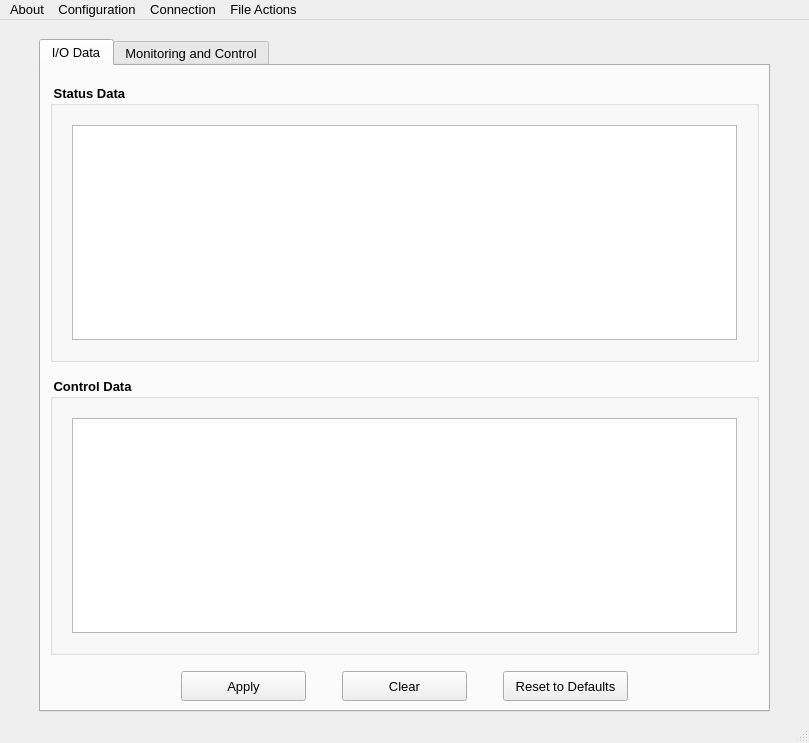
Above: TCP_Client/mainwindow.ui from epw7856/TCP_Client before the change. Below: the same form after it.
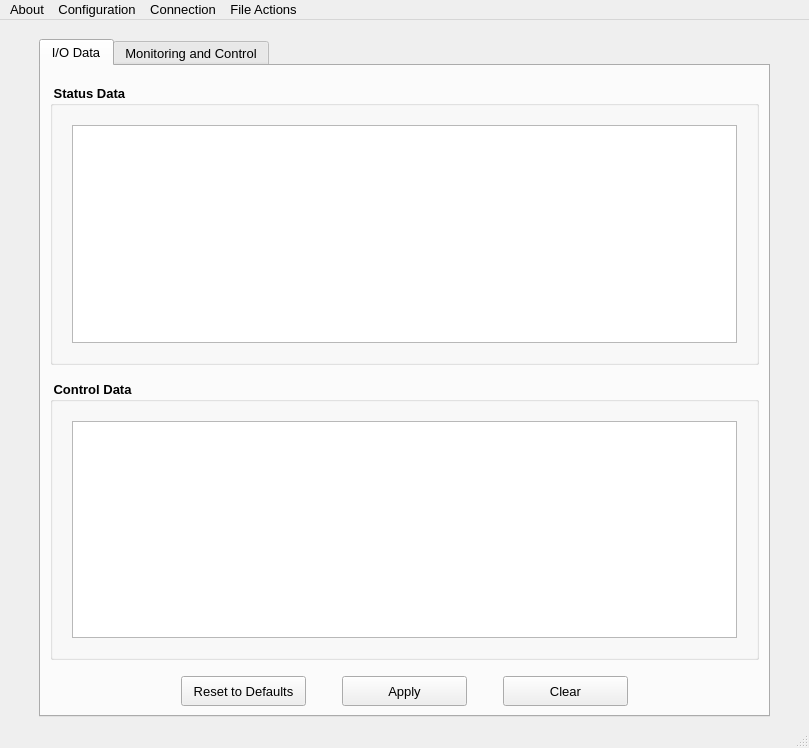
That is the form after the change.

Commit message: Arranged main window buttons and disabled clickable behavior for table headers.

What changed in the file:
```diff
--- a/TCP_Client/mainwindow.ui
+++ b/TCP_Client/mainwindow.ui
@@ -7,7 +7,7 @@
     <x>0</x>
     <y>0</y>
     <width>809</width>
-    <height>743</height>
+    <height>748</height>
    </rect>
   </property>
   <property name="font">
@@ -346,6 +346,41 @@
               </property>
              </spacer>
             </item>
+            <item>
+             <widget class="QPushButton" name="pushButtonReset">
+              <property name="sizePolicy">
+               <sizepolicy hsizetype="Fixed" vsizetype="Fixed">
+                <horstretch>0</horstretch>
+                <verstretch>0</verstretch>
+               </sizepolicy>
+              </property>
+              <property name="minimumSize">
+               <size>
+                <width>125</width>
+                <height>30</height>
+               </size>
+              </property>
+              <property name="text">
+               <string>Reset to Defaults</string>
+              </property>
+             </widget>
+            </item>
+            <item>
+             <spacer name="horizontalSpacer_10">
+              <property name="orientation">
+               <enum>Qt::Horizontal</enum>
+              </property>
+              <property name="sizeType">
+               <enum>QSizePolicy::Fixed</enum>
+              </property>
+              <property name="sizeHint" stdset="0">
+               <size>
+                <width>30</width>
+                <height>20</height>
+               </size>
+              </property>
+             </spacer>
+            </item>
             <item>
              <widget class="QPushButton" name="pushButtonApply">
               <property name="minimumSize">
@@ -394,41 +429,6 @@
               </property>
              </widget>
             </item>
-            <item>
-             <spacer name="horizontalSpacer_10">
-              <property name="orientation">
-               <enum>Qt::Horizontal</enum>
-              </property>
-              <property name="sizeType">
-               <enum>QSizePolicy::Fixed</enum>
-              </property>
-              <property name="sizeHint" stdset="0">
-               <size>
-                <width>30</width>
-                <height>20</height>
-               </size>
-              </property>
-             </spacer>
-            </item>
-            <item>
-             <widget class="QPushButton" name="pushButtonReset">
-              <property name="sizePolicy">
-               <sizepolicy hsizetype="Fixed" vsizetype="Fixed">
-                <horstretch>0</horstretch>
-                <verstretch>0</verstretch>
-               </sizepolicy>
-              </property>
-              <property name="minimumSize">
-               <size>
-                <width>125</width>
-                <height>30</height>
-               </size>
-              </property>
-              <property name="text">
-               <string>Reset to Defaults</string>
-              </property>
-             </widget>
-            </item>
             <item>
              <spacer name="horizontalSpacer">
               <property name="orientation">
```
The commit also changes 1 other file.
